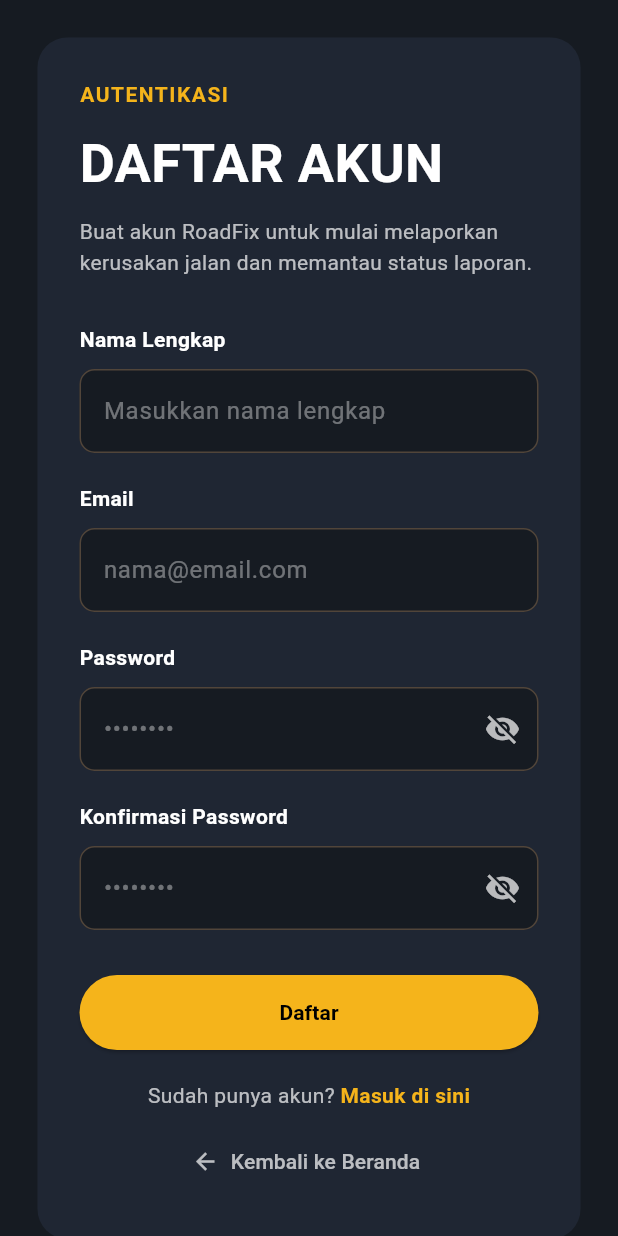
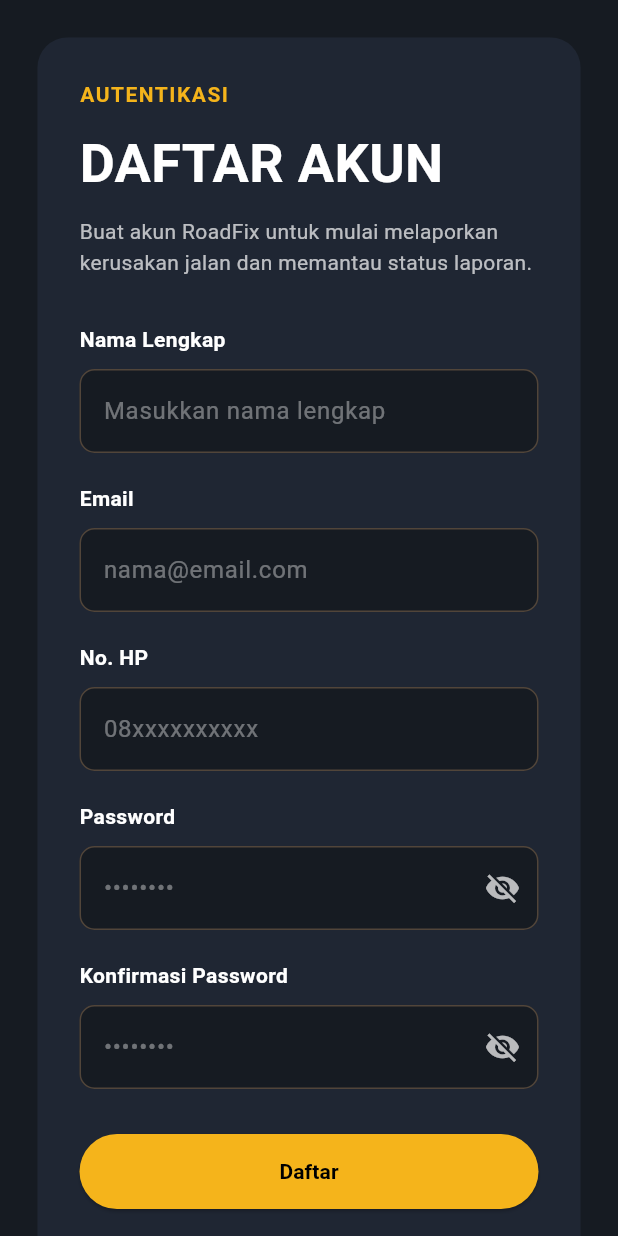
Before and after one commit to fina-faradilla/TUBESPPBCS, a Flutter app: the RegisterPage screen opened by its route, on a phone screen of 412 x 824 dp. Run offline on Flutter 3.47's test engine with Material 3 defaults, Android fonts, the phone set to English and light mode, and no system bars; our stand-ins replace shared_preferences; accounts and stored records are empty; network calls fail.

Commit message:
Menambahkan fitur registrasi dan login ke portal warga

```diff
--- a/lib/screens/public/login_page.dart
+++ b/lib/screens/public/login_page.dart
@@ -51,7 +51,7 @@ class _LoginPageState extends State<LoginPage> {
     if (roleId == 1) {
       Navigator.pushReplacementNamed(context, "/home");
     } else {
-      Navigator.pushReplacementNamed(context, "/home");
+      Navigator.pushReplacementNamed(context, "/warga/buat-laporan");
     }
   } else {
     if (!mounted) return;
--- a/lib/screens/public/register_page.dart
+++ b/lib/screens/public/register_page.dart
@@ -1,4 +1,6 @@
 import 'package:flutter/material.dart';
+
+import '../../services/auth_service.dart';
 
 class RegisterPage extends StatefulWidget {
   const RegisterPage({super.key});
@@ -11,15 +13,64 @@ class _RegisterPageState extends State<RegisterPage> {
 
   final TextEditingController namaController = TextEditingController();
   final TextEditingController emailController = TextEditingController();
+  final TextEditingController noHpController = TextEditingController();
   final TextEditingController passwordController = TextEditingController();
   final TextEditingController konfirmasiController = TextEditingController();
 
+  final AuthService authService = AuthService();
+
   bool hidePassword = true;
   bool hideKonfirmasi = true;
+  bool isLoading = false;
 
   static const Color primaryColor = Color(0xFFF5B41B);
   static const Color backgroundColor = Color(0xFF161B22);
   static const Color cardColor = Color(0xFF1F2633);
+
+  Future<void> register() async {
+    if (passwordController.text != konfirmasiController.text) {
+      ScaffoldMessenger.of(context).showSnackBar(
+        const SnackBar(
+          content: Text("Konfirmasi password tidak sama"),
+        ),
+      );
+      return;
+    }
+
+    setState(() {
+      isLoading = true;
+    });
+
+    final result = await authService.register(
+      name: namaController.text.trim(),
+      email: emailController.text.trim(),
+      noHp: noHpController.text.trim(),
+      password: passwordController.text,
+      passwordConfirmation: konfirmasiController.text,
+    );
+
+    setState(() {
+      isLoading = false;
+    });
+
+    if (!mounted) return;
+
+    if (result['success']) {
+      ScaffoldMessenger.of(context).showSnackBar(
+        const SnackBar(
+          content: Text("Registrasi berhasil, silakan masuk"),
+        ),
+      );
+
+      Navigator.pushReplacementNamed(context, "/login");
+    } else {
+      ScaffoldMessenger.of(context).showSnackBar(
+        SnackBar(
+          content: Text(result['message'] ?? "Registrasi gagal"),
+        ),
+      );
+    }
+  }
 
   @override
   Widget build(BuildContext context) {
@@ -134,6 +185,36 @@ class _RegisterPageState extends State<RegisterPage> {
                 const SizedBox(height: 20),
 
                 const Text(
+                  "No. HP",
+                  style: TextStyle(
+                    color: Colors.white,
+                    fontWeight: FontWeight.w600,
+                  ),
+                ),
+
+                const SizedBox(height: 10),
+
+                TextField(
+                  controller: noHpController,
+                  keyboardType: TextInputType.phone,
+                  style: const TextStyle(color: Colors.white),
+
+                  decoration: InputDecoration(
+                    hintText: "08xxxxxxxxxx",
+                    hintStyle: const TextStyle(
+                      color: Colors.white38,
+                    ),
+                    filled: true,
+                    fillColor: backgroundColor,
+                    border: OutlineInputBorder(
+                      borderRadius: BorderRadius.circular(10),
+                    ),
+                  ),
+                ),
+
+                const SizedBox(height: 20),
+
+                const Text(
                   "Password",
                   style: TextStyle(
                     color: Colors.white,
@@ -233,29 +314,23 @@ class _RegisterPageState extends State<RegisterPage> {
                       foregroundColor: Colors.black,
                     ),
 
-                    onPressed: () {
+                    onPressed: isLoading ? null : register,
 
-                      ScaffoldMessenger.of(context).showSnackBar(
-                        const SnackBar(
-                          content: Text(
-                            "Registrasi berhasil (sementara)",
+                    child: isLoading
+                        ? const SizedBox(
+                            width: 20,
+                            height: 20,
+                            child: CircularProgressIndicator(
+                              strokeWidth: 2,
+                              color: Colors.black,
+                            ),
+                          )
+                        : const Text(
+                            "Daftar",
+                            style: TextStyle(
+                              fontWeight: FontWeight.bold,
+                            ),
                           ),
-                        ),
-                      );
-
-                      Navigator.pushReplacementNamed(
-                        context,
-                        "/login",
-                      );
-
-                    },
-
-                    child: const Text(
-                      "Daftar",
-                      style: TextStyle(
-                        fontWeight: FontWeight.bold,
-                      ),
-                    ),
                   ),
                 ),
 
@@ -324,6 +399,7 @@ class _RegisterPageState extends State<RegisterPage> {
   void dispose() {
     namaController.dispose();
     emailController.dispose();
+    noHpController.dispose();
     passwordController.dispose();
     konfirmasiController.dispose();
     super.dispose();
```
